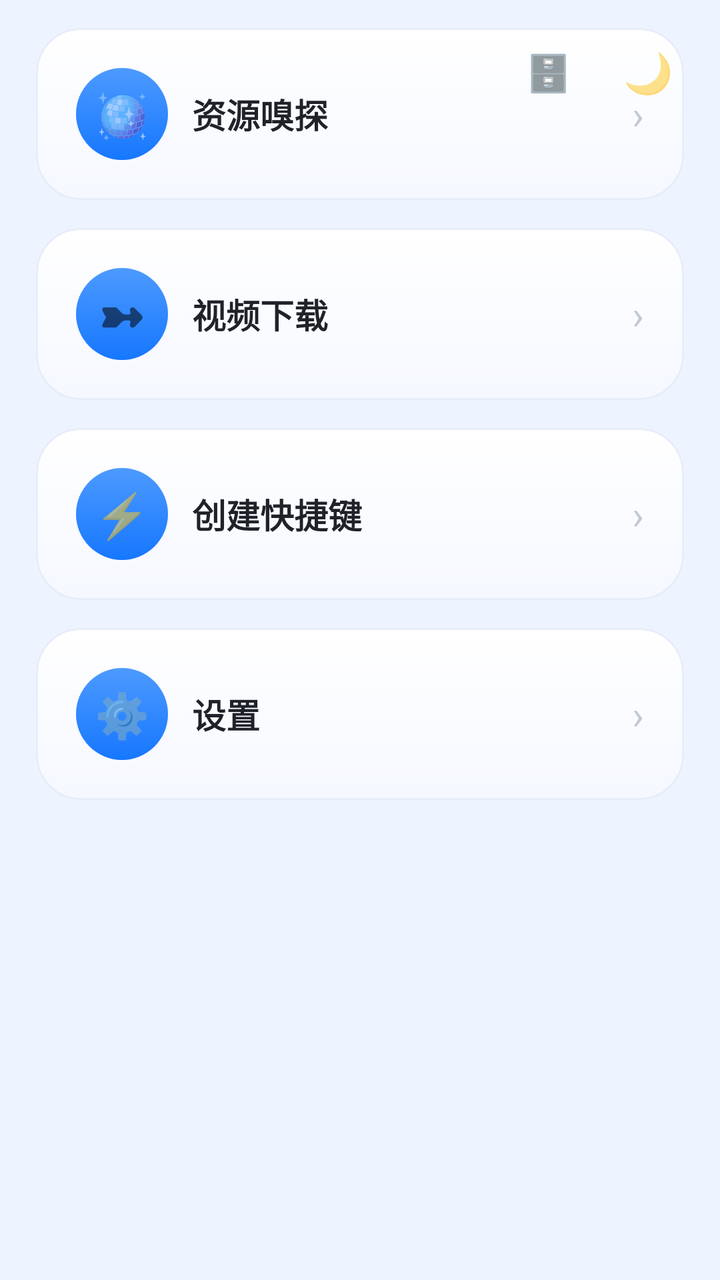
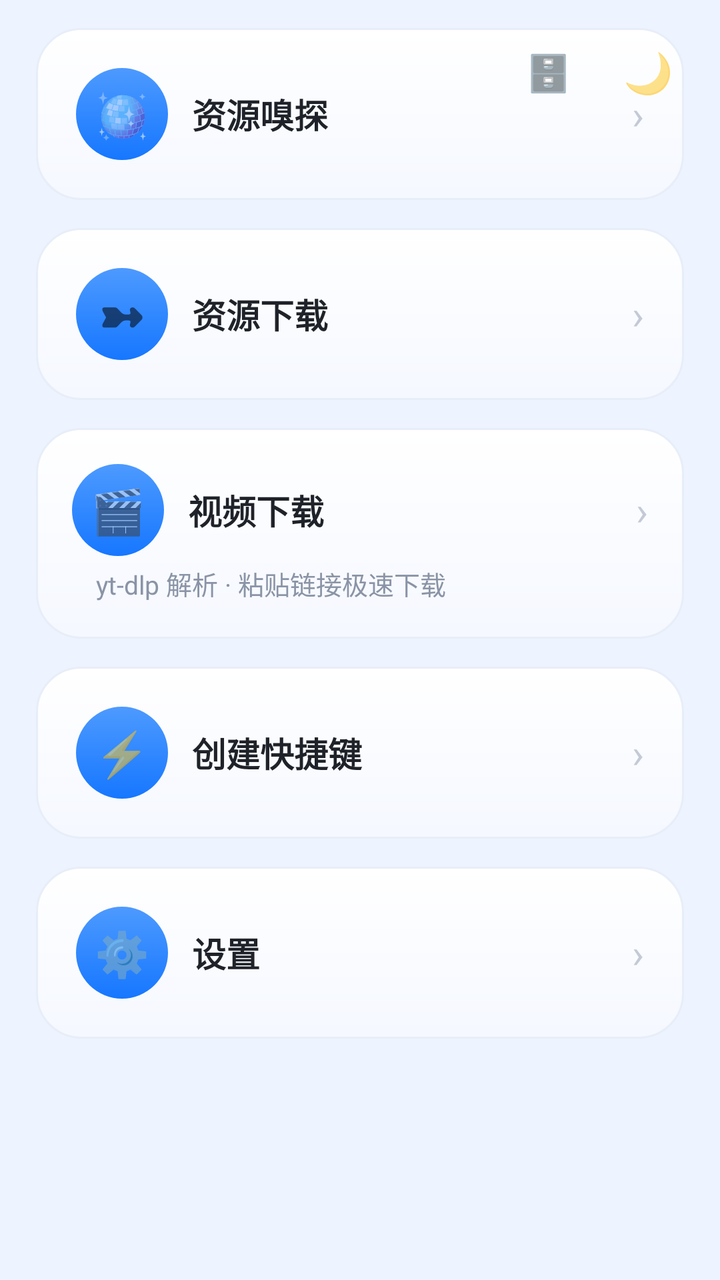

An Android layout rendered at two revisions. The XML below is the earlier revision; the diff shows what the commit changed to produce the second picture.
<!-- AndroidManifest.xml: application theme AppTheme -->
<!-- res/layout/activity_toolbox.xml -->
<?xml version="1.0" encoding="utf-8"?>
<FrameLayout xmlns:android="http://schemas.android.com/apk/res/android"
    android:id="@+id/toolRoot"
    android:layout_width="match_parent" android:layout_height="match_parent">

    <TextView android:id="@+id/lanToggle"
        android:layout_width="44dp" android:layout_height="44dp"
        android:layout_gravity="top|right" android:layout_marginTop="14dp" android:layout_marginRight="64dp"
        android:gravity="center" android:elevation="6dp"
        android:text="🗄️" android:textSize="18sp"/>

    <TextView android:id="@+id/themeToggle"
        android:layout_width="44dp" android:layout_height="44dp"
        android:layout_gravity="top|right" android:layout_margin="14dp"
        android:gravity="center" android:elevation="6dp"
        android:text="🌙" android:textSize="20sp"/>

    <LinearLayout android:id="@+id/toolColumn"
        android:layout_width="match_parent" android:layout_height="match_parent"
        android:orientation="vertical"
        android:background="@color/bg">

        <ScrollView
            android:layout_width="match_parent" android:layout_height="match_parent"
            android:fillViewport="true" android:scrollbars="none">

            <LinearLayout
                android:layout_width="match_parent" android:layout_height="wrap_content"
                android:orientation="vertical"
                android:paddingLeft="18dp" android:paddingRight="18dp"
                android:paddingTop="14dp" android:paddingBottom="18dp">

                <LinearLayout android:tag="card" android:id="@+id/cardPlayer"
                    android:layout_width="match_parent" android:layout_height="wrap_content"
                    android:layout_marginTop="0dp"
                    android:background="@drawable/bg_card" android:orientation="vertical"
                    android:padding="20dp">

                    <LinearLayout
                        android:layout_width="match_parent" android:layout_height="wrap_content"
                        android:orientation="horizontal" android:gravity="center_vertical">
                        <TextView
                            android:layout_width="46dp" android:layout_height="46dp"
                            android:background="@drawable/bg_btn"
                            android:text="🪩" android:textSize="22sp" android:gravity="center"/>
                        <TextView
                            android:layout_width="0dp" android:layout_height="wrap_content"
                            android:layout_weight="1" android:layout_marginLeft="12dp"
                            android:text="资源嗅探" android:textSize="17sp"
                            android:textStyle="bold" android:tag="title" android:textColor="@color/textMain"/>
                        <TextView android:text="›" android:textSize="20sp"
                            android:textColor="#C3CAD6"
                            android:layout_width="wrap_content" android:layout_height="wrap_content"/>
                    </LinearLayout>
                </LinearLayout>

                <LinearLayout android:tag="card" android:id="@+id/cardDownload"
                    android:layout_width="match_parent" android:layout_height="wrap_content"
                    android:layout_marginTop="14dp"
                    android:background="@drawable/bg_card" android:orientation="vertical"
                    android:padding="20dp">
                    <LinearLayout
                        android:layout_width="match_parent" android:layout_height="wrap_content"
                        android:orientation="horizontal" android:gravity="center_vertical">
                        <TextView
                            android:layout_width="46dp" android:layout_height="46dp"
                            android:background="@drawable/bg_btn"
                            android:text="➼" android:textSize="22sp" android:gravity="center"/>
                        <TextView
                            android:layout_width="0dp" android:layout_height="wrap_content"
                            android:layout_weight="1" android:layout_marginLeft="12dp"
                            android:text="视频下载" android:textSize="17sp"
                            android:textStyle="bold" android:tag="title" android:textColor="@color/textMain"/>
                        <TextView android:text="›" android:textSize="20sp"
                            android:textColor="#C3CAD6"
                            android:layout_width="wrap_content" android:layout_height="wrap_content"/>
                    </LinearLayout>
                </LinearLayout>
                <LinearLayout android:tag="card" android:id="@+id/cardShortcut"
                    android:layout_width="match_parent" android:layout_height="wrap_content"
                    android:layout_marginTop="14dp"
                    android:background="@drawable/bg_card" android:orientation="vertical"
                    android:padding="20dp">
                    <LinearLayout
                        android:layout_width="match_parent" android:layout_height="wrap_content"
                        android:orientation="horizontal" android:gravity="center_vertical">
                        <TextView
                            android:layout_width="46dp" android:layout_height="46dp"
                            android:background="@drawable/bg_btn" android:padding="8dp"
                            android:text="⚡" android:textSize="22sp" android:gravity="center"/>
                        <TextView
                            android:layout_width="0dp" android:layout_height="wrap_content"
                            android:layout_weight="1" android:layout_marginLeft="12dp"
                            android:text="创建快捷键" android:textSize="17sp"
                            android:textStyle="bold" android:tag="title" android:textColor="@color/textMain"/>
                        <TextView android:text="›" android:textSize="20sp"
                            android:textColor="#C3CAD6"
                            android:layout_width="wrap_content" android:layout_height="wrap_content"/>
                    </LinearLayout>
                </LinearLayout>



                <LinearLayout android:tag="card" android:id="@+id/cardAppSettings"
                    android:layout_width="match_parent" android:layout_height="wrap_content"
                    android:layout_marginTop="14dp"
                    android:background="@drawable/bg_card" android:orientation="vertical"
                    android:padding="20dp">
                    <LinearLayout
                        android:layout_width="match_parent" android:layout_height="wrap_content"
                        android:orientation="horizontal" android:gravity="center_vertical">
                        <TextView
                            android:layout_width="46dp" android:layout_height="46dp"
                            android:background="@drawable/bg_btn" android:padding="8dp"
                            android:text="⚙️" android:textSize="22sp" android:gravity="center"/>
                        <TextView
                            android:layout_width="0dp" android:layout_height="wrap_content"
                            android:layout_weight="1" android:layout_marginLeft="12dp"
                            android:text="设置" android:textSize="17sp"
                            android:textStyle="bold" android:tag="title" android:textColor="@color/textMain"/>
                        <TextView android:text="›" android:textSize="20sp"
                            android:textColor="#C3CAD6"
                            android:layout_width="wrap_content" android:layout_height="wrap_content"/>
                    </LinearLayout>
                </LinearLayout>
            </LinearLayout>
        </ScrollView>
    </LinearLayout>
</FrameLayout>
<!-- resources referenced by this layout -->
<resources>
  <color name="bg">#EEF4FF</color>
  <color name="textMain">#1F2329</color>
  <!-- drawable bg_btn (drawable) -->
  <?xml version="1.0" encoding="utf-8"?>
  <ripple xmlns:android="http://schemas.android.com/apk/res/android">
      <item>
          <shape>
              <gradient android:startColor="#4D9AFF" android:endColor="#1677FF" android:angle="270"/>
              <corners android:radius="26dp"/>
          </shape>
      </item>
  </ripple>
  <!-- drawable bg_card (drawable) -->
  <?xml version="1.0" encoding="utf-8"?>
  <ripple xmlns:android="http://schemas.android.com/apk/res/android"
      android:color="#22315CDE">
      <item>
          <shape>
              <gradient android:angle="270" android:startColor="#FFFFFF" android:endColor="#F5F8FF"/>
              <corners android:radius="22dp"/>
              <stroke android:width="1dp" android:color="#E8EEF8"/>
          </shape>
      </item>
  </ripple>
  <style name="AppTheme" parent="Theme.MaterialComponents.DayNight.NoActionBar">
          <item name="android:windowFullscreen">true</item>
          <item name="android:windowNoTitle">true</item>
          <item name="android:windowTranslucentNavigation">true</item>
          <item name="android:windowBackground">@color/bg</item>
          <item name="android:colorAccent">@color/blue2</item>
          <item name="colorPrimary">@color/blue2</item>
          <item name="colorSecondary">@color/blue2</item>
          <item name="android:colorControlHighlight">#22315CDE</item>
      </style>
  <color name="blue2">#1677FF</color>
</resources>

<!-- the commit's change to res/layout/activity_toolbox.xml (unified diff, before → after) -->
@@ -69,14 +69,40 @@
                         <TextView
                             android:layout_width="0dp" android:layout_height="wrap_content"
                             android:layout_weight="1" android:layout_marginLeft="12dp"
+                            android:text="资源下载" android:textSize="17sp"
+                            android:textStyle="bold" android:tag="title" android:textColor="@color/textMain"/>
+                        <TextView android:text="›" android:textSize="20sp"
+                            android:textColor="#C3CAD6"
+                            android:layout_width="wrap_content" android:layout_height="wrap_content"/>
+                    </LinearLayout>
+                </LinearLayout>
+                 <LinearLayout android:tag="card" android:id="@+id/cardVideoDl"
+                    android:layout_width="match_parent" android:layout_height="wrap_content"
+                    android:layout_marginTop="14dp"
+                    android:background="@drawable/bg_card" android:orientation="vertical"
+                    android:padding="18dp">
+                    <LinearLayout android:layout_width="match_parent" android:layout_height="wrap_content"
+                        android:orientation="horizontal" android:gravity="center_vertical">
+                        <TextView android:layout_width="46dp" android:layout_height="46dp"
+                            android:background="@drawable/bg_btn"
+                            android:text="🎬" android:textSize="22sp" android:gravity="center"/>
+                        <TextView
+                            android:layout_width="0dp" android:layout_height="wrap_content"
+                            android:layout_weight="1" android:layout_marginLeft="12dp"
                             android:text="视频下载" android:textSize="17sp"
                             android:textStyle="bold" android:tag="title" android:textColor="@color/textMain"/>
                         <TextView android:text="›" android:textSize="20sp"
                             android:textColor="#C3CAD6"
                             android:layout_width="wrap_content" android:layout_height="wrap_content"/>
                     </LinearLayout>
+                    <TextView
+                        android:layout_width="wrap_content" android:layout_height="wrap_content"
+                        android:layout_marginLeft="12dp" android:layout_marginTop="4dp"
+                        android:text="yt-dlp 解析 · 粘贴链接极速下载" android:textSize="13sp"
+                        android:tag="sub" android:textColor="@color/textSub"/>
                 </LinearLayout>
-                <LinearLayout android:tag="card" android:id="@+id/cardShortcut"
+
+               <LinearLayout android:tag="card" android:id="@+id/cardShortcut"
                     android:layout_width="match_parent" android:layout_height="wrap_content"
                     android:layout_marginTop="14dp"
                     android:background="@drawable/bg_card" android:orientation="vertical"
<!-- resource entries referenced after the edit -->
@@ -2,6 +2,7 @@
 <resources>
   <color name="bg">#EEF4FF</color>
   <color name="textMain">#1F2329</color>
+  <color name="textSub">#8A94A6</color>
   <!-- drawable bg_btn (drawable) -->
   <?xml version="1.0" encoding="utf-8"?>
   <ripple xmlns:android="http://schemas.android.com/apk/res/android">
